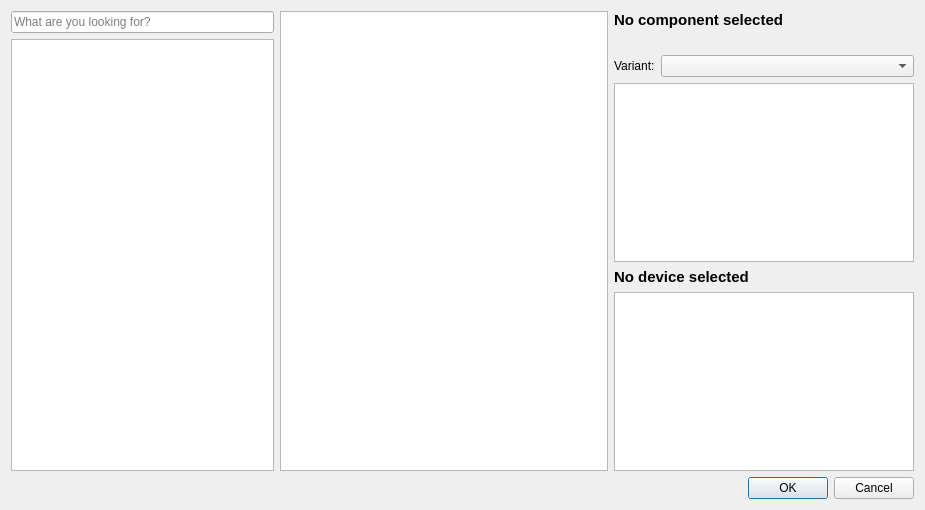
Before: the Qt Designer form libs/librepcb/projecteditor/dialogs/addcomponentdialog.ui in LibrePCB/LibrePCB, drawn with Qt 5.
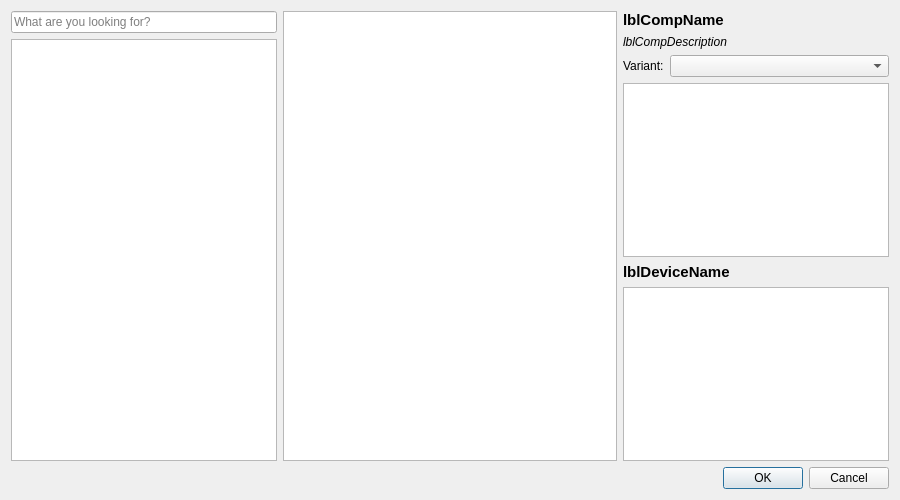
After: the same form once the commit is applied. Custom widgets are drawn as their Qt base class.

Commit message:
AddComponentDialog: Fix size glitches on Windows
- Reorganize layout: Replace some HBox/VBoxLayouts by GridLayout.
- Always show (empty) device/package, even if no device selected.

```diff
--- a/libs/librepcb/projecteditor/dialogs/addcomponentdialog.ui
+++ b/libs/librepcb/projecteditor/dialogs/addcomponentdialog.ui
@@ -6,19 +6,17 @@
    <rect>
     <x>0</x>
     <y>0</y>
-    <width>925</width>
-    <height>510</height>
+    <width>900</width>
+    <height>500</height>
    </rect>
   </property>
   <property name="windowTitle">
    <string>Add Component</string>
   </property>
+  <layout class="QGridLayout" name="gridLayout" rowstretch="0,1,0,1,0" columnstretch="4,5,4">
+   <item row="0" column="0" rowspan="4">
   <layout class="QVBoxLayout" name="verticalLayout">
    <item>
-    <layout class="QHBoxLayout" name="horizontalLayout" stretch="4,5,4">
-     <item>
-      <layout class="QVBoxLayout" name="verticalLayout_4">
-       <item>
         <widget class="QLineEdit" name="edtSearch">
          <property name="placeholderText">
           <string>What are you looking for?</string>
@@ -40,7 +38,7 @@
        </item>
       </layout>
      </item>
-     <item>
+   <item row="0" column="1" rowspan="4">
       <widget class="QTreeWidget" name="treeComponents">
        <property name="horizontalScrollBarPolicy">
         <enum>Qt::ScrollBarAlwaysOff</enum>
@@ -59,16 +57,10 @@
        </property>
       </widget>
      </item>
-     <item>
-      <layout class="QVBoxLayout" name="verticalLayout_2" stretch="0,0,0,1,0,1">
+   <item row="0" column="2">
+    <layout class="QVBoxLayout" name="verticalLayout_2">
        <item>
         <widget class="QLabel" name="lblCompName">
-         <property name="minimumSize">
-          <size>
-           <width>300</width>
-           <height>0</height>
-          </size>
-         </property>
          <property name="font">
           <font>
            <pointsize>11</pointsize>
@@ -77,7 +69,7 @@
           </font>
          </property>
          <property name="text">
-          <string>No component selected</string>
+        <string notr="true">lblCompName</string>
          </property>
          <property name="wordWrap">
           <bool>true</bool>
@@ -95,7 +87,7 @@
           </font>
          </property>
          <property name="text">
-          <string/>
+        <string notr="true">lblCompDescription</string>
          </property>
          <property name="wordWrap">
           <bool>true</bool>
@@ -106,7 +98,7 @@
         </widget>
        </item>
        <item>
-        <layout class="QHBoxLayout" name="horizontalLayout_2" stretch="0,1">
+      <layout class="QHBoxLayout" name="horizontalLayout" stretch="0,1">
          <item>
           <widget class="QLabel" name="lblSymbVar">
            <property name="text">
@@ -119,7 +111,9 @@
          </item>
         </layout>
        </item>
-       <item>
+    </layout>
+   </item>
+   <item row="1" column="2">
         <widget class="GraphicsView" name="viewComponent">
          <property name="verticalScrollBarPolicy">
           <enum>Qt::ScrollBarAlwaysOff</enum>
@@ -129,7 +123,7 @@
          </property>
         </widget>
        </item>
-       <item>
+   <item row="2" column="2">
         <widget class="QLabel" name="lblDeviceName">
          <property name="font">
           <font>
@@ -139,11 +133,11 @@
           </font>
          </property>
          <property name="text">
-          <string>No device selected</string>
+      <string notr="true">lblDeviceName</string>
          </property>
         </widget>
        </item>
-       <item>
+   <item row="3" column="2">
         <widget class="GraphicsView" name="viewDevice">
          <property name="verticalScrollBarPolicy">
           <enum>Qt::ScrollBarAlwaysOff</enum>
@@ -153,11 +147,7 @@
          </property>
         </widget>
        </item>
-      </layout>
-     </item>
-    </layout>
-   </item>
-   <item>
+   <item row="4" column="0" colspan="3">
     <widget class="QDialogButtonBox" name="buttonBox">
      <property name="orientation">
       <enum>Qt::Horizontal</enum>
```
Lines whose indentation alone changed are shown as unchanged. The commit also changes 1 other file.
